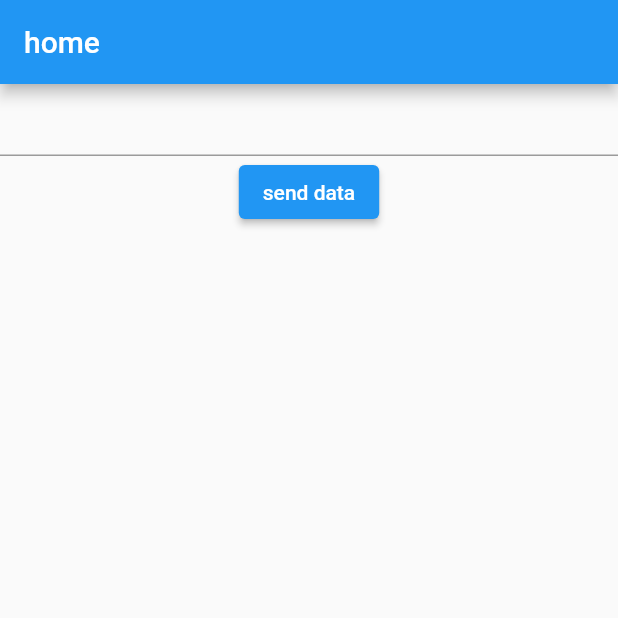
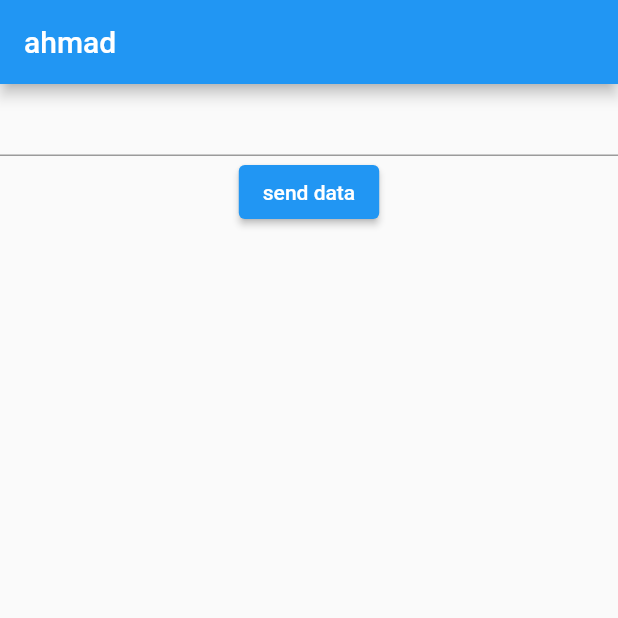
Before and after one commit to ahmadassi99/test_2, a Flutter app: the screen it shows after launch, on a phone screen of 412 x 824 dp, the top half of it. Run offline on Flutter 3.47's test engine with Material 2 defaults, Android fonts, the phone set to English and light mode, and no system bars.

Commit message:
commit on edited

```diff
--- a/lib/test.dart
+++ b/lib/test.dart
@@ -24,7 +24,7 @@ class _TestState extends State<Test> with SingleTickerProviderStateMixin {
 
     return Scaffold(
       appBar: AppBar(
-        title: Text("home"),
+        title: Text("ahmad"),
       ),
       body: Form(
         key: formstate,
```
